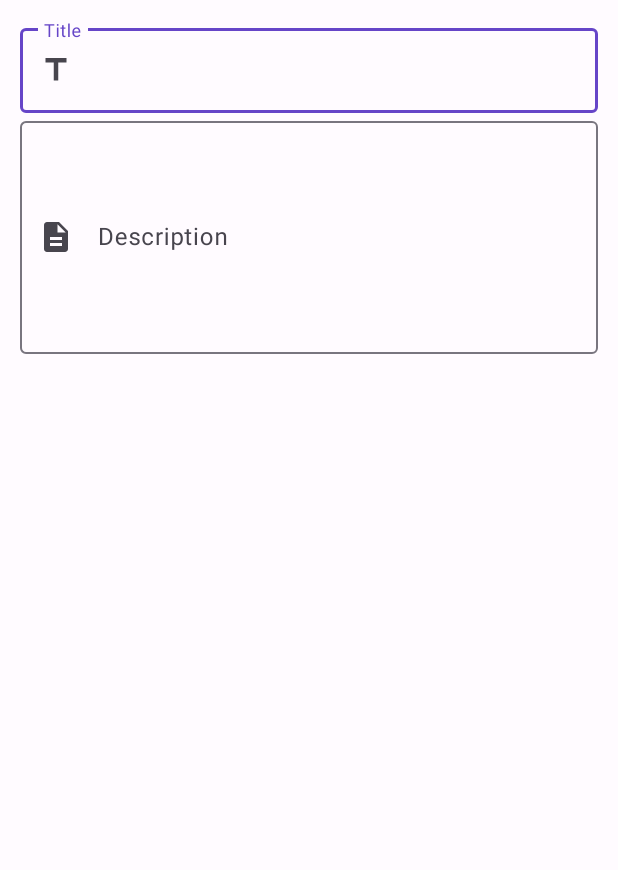
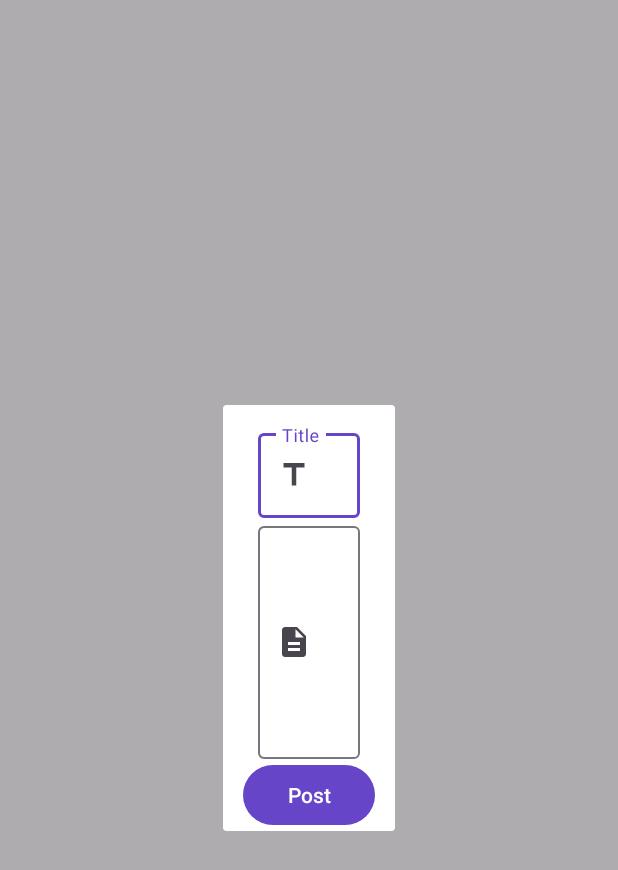
Before and after one commit to vk1cd314/Tsundoku, an Android app: the fragment NewPost shown on its own in the app's theme, on a phone screen of 412 x 824 dp. Shown: the top 870 px of the screen. Run offline under Robolectric (Android 15) with nearby library versions, the phone set to English and light mode, and no system bars; network calls fail.

Commit message:
manga tags and description added

```diff
--- a/app/src/main/java/com/tsunderead/tsundoku/NewPost.kt
+++ b/app/src/main/java/com/tsunderead/tsundoku/NewPost.kt
@@ -1,45 +1,39 @@
 package com.tsunderead.tsundoku
 
+import android.app.Dialog
+import android.content.DialogInterface
 import android.os.Bundle
 import androidx.fragment.app.Fragment
 import android.view.LayoutInflater
 import android.view.View
 import android.view.ViewGroup
+import android.view.Window
+import androidx.fragment.app.DialogFragment
+import com.tsunderead.tsundoku.databinding.FragmentCommunityBinding
+import com.tsunderead.tsundoku.databinding.FragmentNewPostBinding
+import com.tsunderead.tsundoku.databinding.FragmentSearchBinding
 
 // TODO: Rename parameter arguments, choose names that match
 // the fragment initialization parameters, e.g. ARG_ITEM_NUMBER
 private const val ARG_PARAM1 = "param1"
 private const val ARG_PARAM2 = "param2"
 
-class NewPost : Fragment() {
-    // TODO: Rename and change types of parameters
-    private var param1: String? = null
-    private var param2: String? = null
+class NewPost : DialogFragment() {
 
-    override fun onCreate(savedInstanceState: Bundle?) {
-        super.onCreate(savedInstanceState)
-        arguments?.let {
-            param1 = it.getString(ARG_PARAM1)
-            param2 = it.getString(ARG_PARAM2)
-        }
-    }
+    private lateinit var binding: FragmentNewPostBinding
 
     override fun onCreateView(
         inflater: LayoutInflater, container: ViewGroup?,
         savedInstanceState: Bundle?
-    ): View? {
+    ): View {
         // Inflate the layout for this fragment
-        return inflater.inflate(R.layout.fragment_new_post, container, false)
+        binding = FragmentNewPostBinding.inflate(inflater, container, false)
+        return binding.root
     }
 
-    companion object {
-        @JvmStatic
-        fun newInstance(param1: String, param2: String) =
-            NewPost().apply {
-                arguments = Bundle().apply {
-                    putString(ARG_PARAM1, param1)
-                    putString(ARG_PARAM2, param2)
-                }
-            }
+    override fun onCreateDialog(savedInstanceState: Bundle?): Dialog {
+        val dialog = super.onCreateDialog(savedInstanceState)
+        dialog.requestWindowFeature(Window.FEATURE_NO_TITLE)
+        return dialog
     }
 }
--- a/app/src/main/res/layout/fragment_community.xml
+++ b/app/src/main/res/layout/fragment_community.xml
@@ -32,7 +32,8 @@
             android:layout_width="wrap_content"
             android:layout_height="wrap_content"
             android:layout_gravity="bottom|end"
-            android:layout_margin="16dp"
+            android:layout_marginRight="16dp"
+            android:layout_marginBottom="96dp"
             android:contentDescription="Add Post"
             app:srcCompat="@drawable/ic_baseline_add_24"/>
 
--- a/app/src/main/res/layout/fragment_new_post.xml
+++ b/app/src/main/res/layout/fragment_new_post.xml
@@ -45,4 +45,23 @@
 
     </com.google.android.material.textfield.TextInputLayout>
 
+    <ImageView
+        android:id="@+id/imgViewManga"
+        android:layout_width="wrap_content"
+        android:layout_height="wrap_content"
+        app:endIconCheckable="false"
+        app:layout_constraintEnd_toEndOf="parent"
+        app:layout_constraintStart_toStartOf="parent"
+        app:layout_constraintTop_toBottomOf="@+id/txtParentPostDescription" />
+
+    <Button
+        android:id="@+id/btnSubmitPost"
+        android:layout_width="match_parent"
+        android:layout_height="wrap_content"
+        android:text="Post"
+        app:layout_constraintEnd_toEndOf="parent"
+        app:layout_constraintStart_toStartOf="parent"
+        app:layout_constraintTop_toBottomOf="@+id/imgViewManga" />
+
+
 </androidx.constraintlayout.widget.ConstraintLayout>
```
Also changed, not shown: app/src/main/java/com/tsunderead/tsundoku/api/MangaWithCover.kt (+59 -11 lines), app/src/main/java/com/tsunderead/tsundoku/main/Community.kt (+8 -4 lines).
